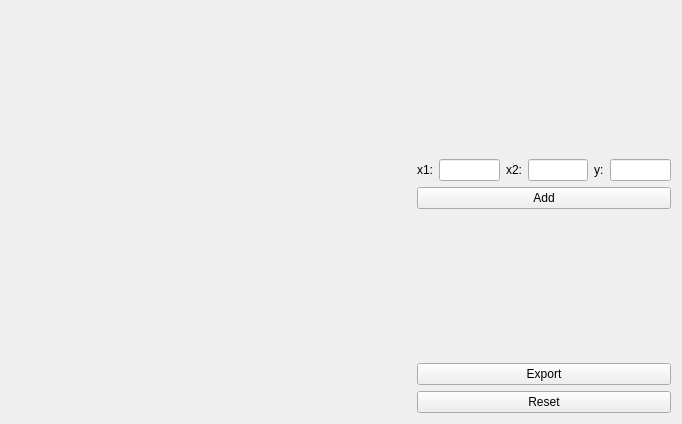
The window that RBFInterpolator/mainwindow.ui (yuki-koyama/rbf-interpolator) describes before a commit, drawn with Qt 5.
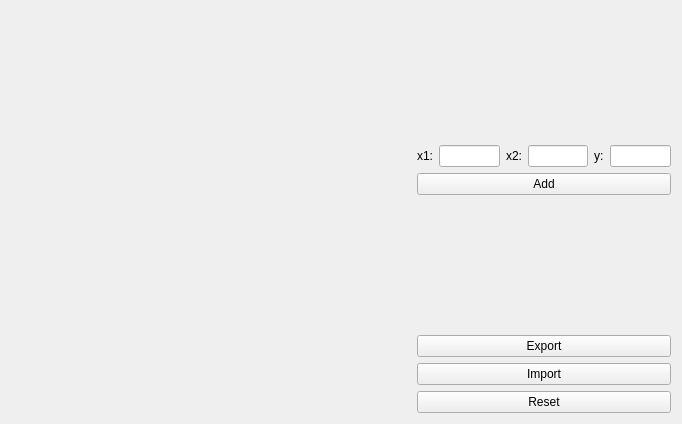
The same window after the commit. Custom widgets are drawn as their Qt base class.

Commit message: Add UI for testing import function

Patch:
```diff
--- a/RBFInterpolator/mainwindow.ui
+++ b/RBFInterpolator/mainwindow.ui
@@ -107,6 +107,13 @@
         </property>
        </widget>
       </item>
+      <item>
+       <widget class="QPushButton" name="pushButton_import">
+        <property name="text">
+         <string>Import</string>
+        </property>
+       </widget>
+      </item>
       <item>
        <widget class="QPushButton" name="pushButton_reset">
         <property name="text">
```
The commit also changes 2 other files.
